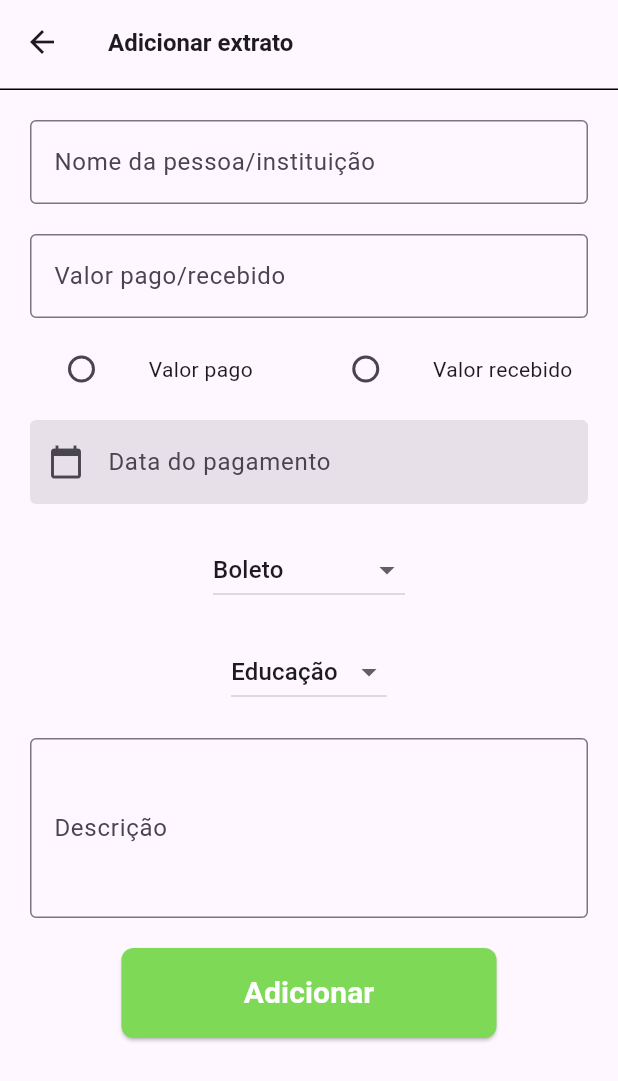
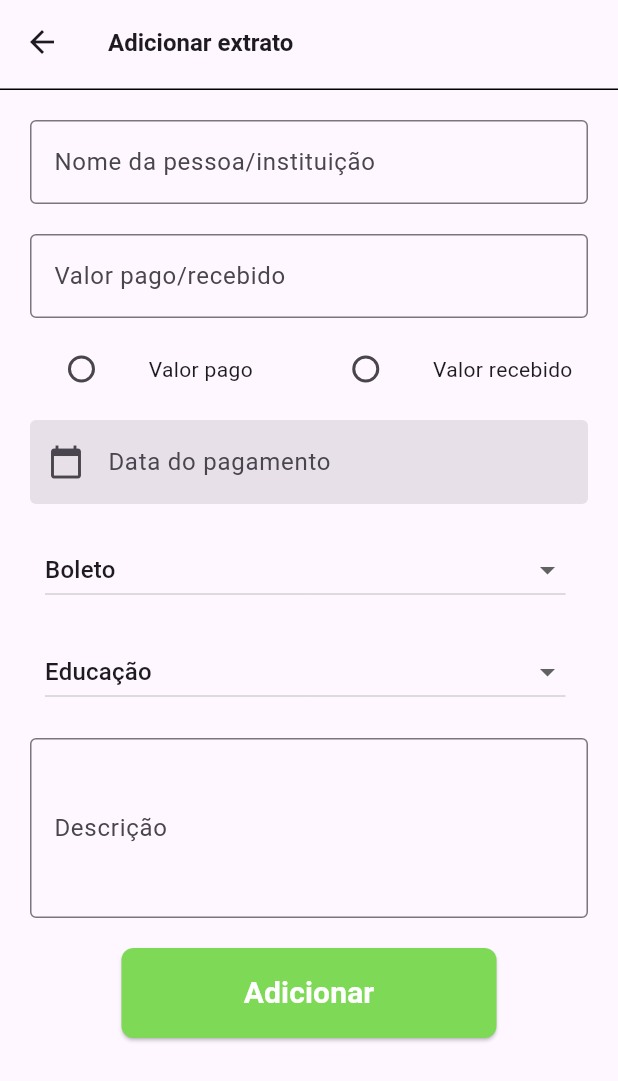
Before and after one commit to holyicecream/Meu-Financeiro, a Flutter app: the AdicionarPagamentoPendente screen opened by its route, on a phone screen of 412 x 824 dp. Shown: the top 1081 px of the screen. Run offline on Flutter 3.47's test engine with Material 3 defaults, Android fonts, the phone set to English and light mode, and no system bars; our stand-ins replace fixnum, fl_chart, image_picker; missing offline and left inert: image_field, mongo_dart.

Commit message:
Update adicionar_pagamento_pendente.dart

```diff
--- a/mongo_project/lib/Pages/adicionar_pagamento_pendente.dart
+++ b/mongo_project/lib/Pages/adicionar_pagamento_pendente.dart
@@ -39,6 +39,13 @@ class AdicionarPagamentoPendenteState
   String data = '2024-1-1';
   String radioBtnGroup = "";
   int count = 0;
+
+  @override
+  void initState() {
+    todosArguments.dataExtrato.debitoCredito = 'debito';
+    super.initState();
+  }
+
   @override
   Widget build(BuildContext context) {
     print("dataExtrato ${todosArguments.dataExtrato.toJson()}");
@@ -54,6 +61,7 @@ class AdicionarPagamentoPendenteState
       } else if (todosArguments.dataExtrato.debitoCredito == 'credito') {
         radioBtnGroup = "Recebido";
       } else {
+        todosArguments.dataExtrato.debitoCredito = 'debito';
         radioBtnGroup = "Pago";
       }
       print(todosArguments.dataClientes.toJson());
@@ -396,8 +404,8 @@ class CustomDropdownMenu extends StatefulWidget {
     required this.items,
     required this.onChanged,
     this.initialValue,
-    Key? key,
-  }) : super(key: key);
+    super.key,
+  });
 
   @override
   State<CustomDropdownMenu> createState() => _CustomDropdownMenuState();
@@ -414,7 +422,10 @@ class _CustomDropdownMenuState extends State<CustomDropdownMenu> {
 
   @override
   Widget build(BuildContext context) {
-    return DropdownButton<dynamic>(
+    return Padding(
+      padding: const EdgeInsets.fromLTRB(10, 0, 15, 0),
+      child: DropdownButton<dynamic>(
+        isExpanded: true,
         value: selectedValue,
         onChanged: (dynamic newValue) {
           setState(() {
@@ -429,6 +440,7 @@ class _CustomDropdownMenuState extends State<CustomDropdownMenu> {
             child: Text(item.label),
           );
         }).toList(),
+      ),
     );
   }
 }
```
Lines whose indentation alone changed are shown as unchanged.
